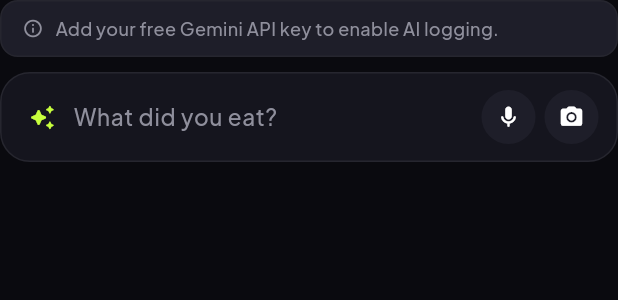
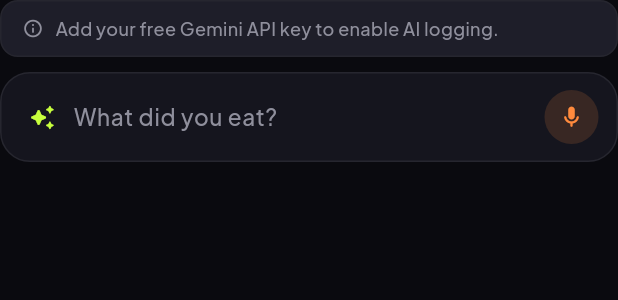
Before and after one commit to rajendra7169/fitevo, a Flutter app: the _AiInputBar widget shown alone on an empty page, opened directly, after a tap on the "mic" icon, on a phone screen of 412 x 824 dp. Shown: the top 300 px of the screen. Run offline on Flutter 3.47's test engine with Material 3 defaults, Android fonts, the phone set to English and light mode, and no system bars; drawn by our look-alikes of flutter_animate; our stand-ins replace cloud_firestore, firebase_auth, firebase_core, fl_chart, flutter_local_notifications, flutter_riverpod and 8 more; accounts and stored records are empty; generated files the repository leaves out were written again.

Commit message:
feat: Add Speech-to-Text meal logging and improve text field cancellation UX

```diff
--- a/lib/home/dashboard_page.dart
+++ b/lib/home/dashboard_page.dart
@@ -7,6 +7,7 @@
 import 'package:flutter_riverpod/flutter_riverpod.dart';
 import 'package:image_picker/image_picker.dart';
 import 'package:intl/intl.dart';
+import 'package:speech_to_text/speech_to_text.dart' as stt;
 
 import '../core/health_math.dart';
 import '../data/models/food_entry.dart';
@@ -204,6 +205,9 @@
   final _focus = FocusNode();
   bool _submitting = false;
 
+  final stt.SpeechToText _speech = stt.SpeechToText();
+  bool _isListening = false;
+
   @override
   void initState() {
     super.initState();
@@ -217,9 +221,51 @@
 
   @override
   void dispose() {
+    _speech.cancel();
     _ctl.dispose();
     _focus.dispose();
     super.dispose();
+  }
+
+  Future<void> _toggleListening() async {
+    if (_isListening) {
+      _speech.stop();
+      if (mounted) setState(() => _isListening = false);
+      return;
+    }
+
+    _focus.unfocus();
+
+    final available = await _speech.initialize(
+      onStatus: (status) {
+        if (status == 'notListening' || status == 'done') {
+          if (mounted && _isListening) {
+            setState(() => _isListening = false);
+          }
+        }
+      },
+      onError: (error) {
+        if (mounted) setState(() => _isListening = false);
+        _toast('Speech error: ${error.errorMsg}');
+      },
+    );
+
+    if (available) {
+      if (mounted) setState(() => _isListening = true);
+      _speech.listen(
+        onResult: (result) {
+          if (mounted) {
+            _ctl.text = result.recognizedWords;
+          }
+        },
+        listenOptions: stt.SpeechListenOptions(
+          listenFor: const Duration(seconds: 30),
+          pauseFor: const Duration(seconds: 3),
+        ),
+      );
+    } else {
+      _toast('Speech recognition not available or permission denied.');
+    }
   }
 
   Future<void> _submit() async {
@@ -419,10 +465,34 @@
                     ),
                   ),
                 )
-              else if (showSubmit)
-                _SubmitButton(enabled: hasText, onTap: _submit)
+              else if (_isListening)
+                GestureDetector(
+                  onTap: _toggleListening,
+                  child: AnimatedContainer(
+                    duration: const Duration(milliseconds: 200),
+                    width: 36,
+                    height: 36,
+                    margin: const EdgeInsets.symmetric(horizontal: 4),
+                    decoration: BoxDecoration(
+                      color: AppColors.calorieFrom.withValues(alpha: 0.15),
+                      shape: BoxShape.circle,
+                    ),
+                    child: Icon(Icons.mic_rounded, size: 17, color: AppColors.calorieFrom),
+                  ).animate(onPlay: (c) => c.repeat(reverse: true)).scaleXY(end: 1.15, duration: 600.ms),
+                )
+              else if (showSubmit) ...[
+                _RoundIconButton(
+                  icon: Icons.close_rounded,
+                  onTap: () {
+                    _ctl.clear();
+                    _focus.unfocus();
+                  },
+                ),
+                const SizedBox(width: 6),
+                _SubmitButton(enabled: hasText, onTap: _submit),
+              ]
               else ...[
-                _RoundIconButton(icon: Icons.mic_rounded, onTap: () {}),
+                _RoundIconButton(icon: Icons.mic_rounded, onTap: _toggleListening),
                 const SizedBox(width: 6),
                 _RoundIconButton(
                     icon: Icons.camera_alt_rounded, onTap: _onCameraTap),
--- a/lib/home/home_shell.dart
+++ b/lib/home/home_shell.dart
@@ -31,13 +31,16 @@
 
   @override
   Widget build(BuildContext context) {
-    return Scaffold(
+    return GestureDetector(
+      onTap: () => FocusManager.instance.primaryFocus?.unfocus(),
+      child: Scaffold(
         backgroundColor: AppColors.bg,
         body: IndexedStack(index: _index, children: _pages),
         bottomNavigationBar: _BottomNav(
           index: _index,
           items: _items,
           onTap: (i) => setState(() => _index = i),
+        ),
       ),
     );
   }
--- a/pubspec.yaml
+++ b/pubspec.yaml
@@ -72,6 +72,7 @@
 
   # Camera / gallery picking for AI photo logging
   image_picker: ^1.1.2
+  speech_to_text: ^7.4.0
 
 dev_dependencies:
   flutter_test:
```
Also changed, not shown: pubspec.lock, 5 other files. Lines whose indentation alone changed are shown as unchanged.
